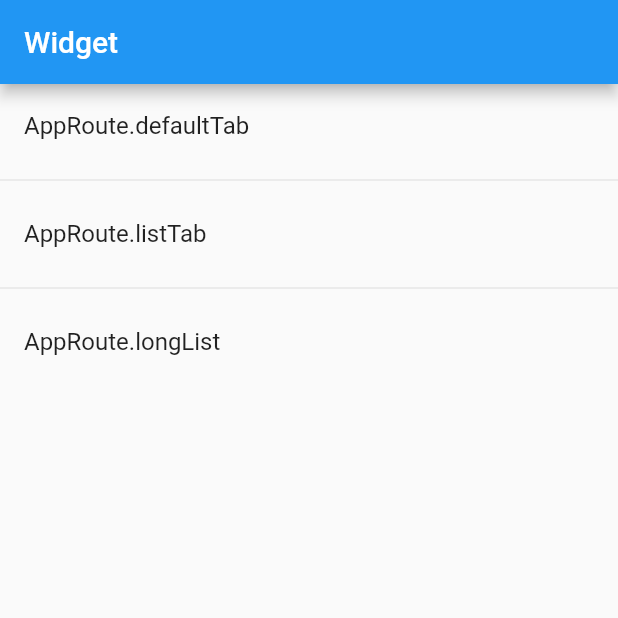
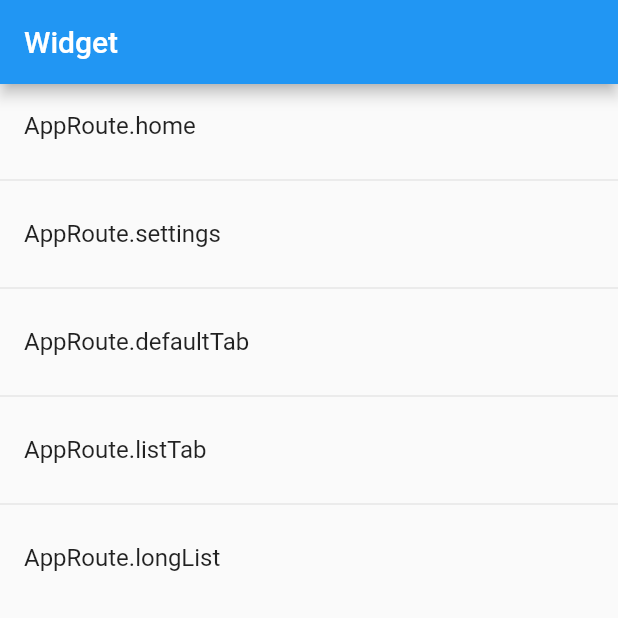
Before and after one commit to muhiro12/flutter_playgrounds, a Flutter app: the HomePage screen opened directly, on a phone screen of 412 x 824 dp, the top half of it. Run offline on Flutter 3.47's test engine with Material 2 defaults, Android fonts, the phone set to English and light mode, and no system bars; our stand-ins replace hooks_riverpod; statements that could not run were skipped.

Commit message:
Update HomePage

```diff
--- a/lib/presentation/model/app_route.dart
+++ b/lib/presentation/model/app_route.dart
@@ -36,13 +36,13 @@ extension AppRouteExtension on AppRoute {
   Widget get page {
     switch (this) {
       case AppRoute.home:
-        return HomePage();
+        return const HomePage();
       case AppRoute.settings:
-        return SettingsPage();
+        return const SettingsPage();
       case AppRoute.defaultTab:
         return DefaultTabPage();
       case AppRoute.listTab:
-        return ListTabPage();
+        return const ListTabPage();
       case AppRoute.longList:
         return LongListPage();
     }
--- a/lib/presentation/page/home_page.dart
+++ b/lib/presentation/page/home_page.dart
@@ -5,11 +5,7 @@ import 'package:flutter/material.dart';
 import 'package:flutter_playgrounds/presentation/model/app_route.dart';
 
 class HomePage extends StatelessWidget {
-  final List<AppRoute> items = [
-    AppRoute.defaultTab,
-    AppRoute.listTab,
-    AppRoute.longList,
-  ];
+  const HomePage({Key? key}) : super(key: key);
 
   @override
   Widget build(BuildContext context) {
@@ -19,15 +15,16 @@ class HomePage extends StatelessWidget {
       ),
       body: SafeArea(
         child: ListView.separated(
-          itemBuilder: (context, index) {
-            final item = items[index];
+          itemBuilder: (BuildContext context, int index) {
+            final AppRoute route = AppRoute.values[index];
             return ListTile(
-              onTap: () => Navigator.of(context).pushNamed(item.name),
-              title: Text(item.toString()),
+              onTap: () => Navigator.of(context).pushNamed(route.name),
+              title: Text(route.toString()),
             );
           },
-          separatorBuilder: (context, index) => const Divider(),
-          itemCount: items.length,
+          separatorBuilder: (BuildContext context, int index) =>
+              const Divider(),
+          itemCount: AppRoute.values.length,
         ),
       ),
     );
```
